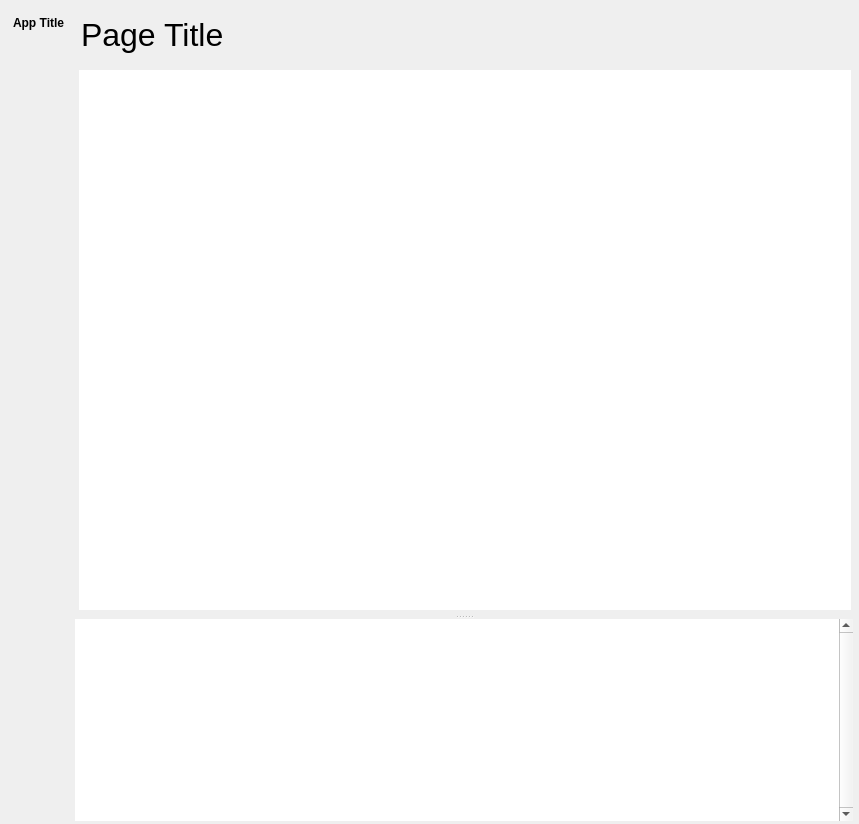
Above: src/conan_app_launcher/ui/fluent_window/fluent_window.ui from goszpeti/conan_explorer before the change. Below: the same form after it.
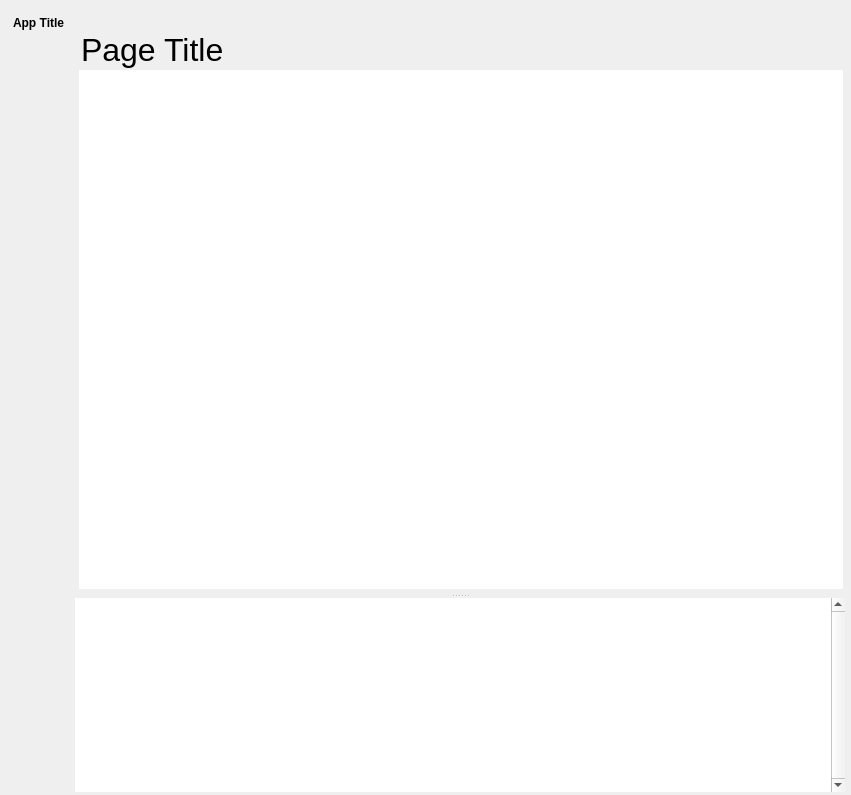
That is the form after the change. Icons and pictures are not drawn.

What changed in the file:
```diff
--- a/src/conan_app_launcher/ui/fluent_window/fluent_window.ui
+++ b/src/conan_app_launcher/ui/fluent_window/fluent_window.ui
@@ -6,8 +6,8 @@
    <rect>
     <x>0</x>
     <y>0</y>
-    <width>859</width>
-    <height>824</height>
+    <width>851</width>
+    <height>795</height>
    </rect>
   </property>
   <property name="sizePolicy">
@@ -201,6 +201,15 @@
                <property name="text">
                 <string>Page Title</string>
                </property>
+               <property name="scaledContents">
+                <bool>true</bool>
+               </property>
+               <property name="alignment">
+                <set>Qt::AlignBottom|Qt::AlignLeading|Qt::AlignLeft</set>
+               </property>
+               <property name="margin">
+                <number>0</number>
+               </property>
               </widget>
              </item>
              <item>
```
Left out of the diff: 2 changed lines with no effect on the pictures.
